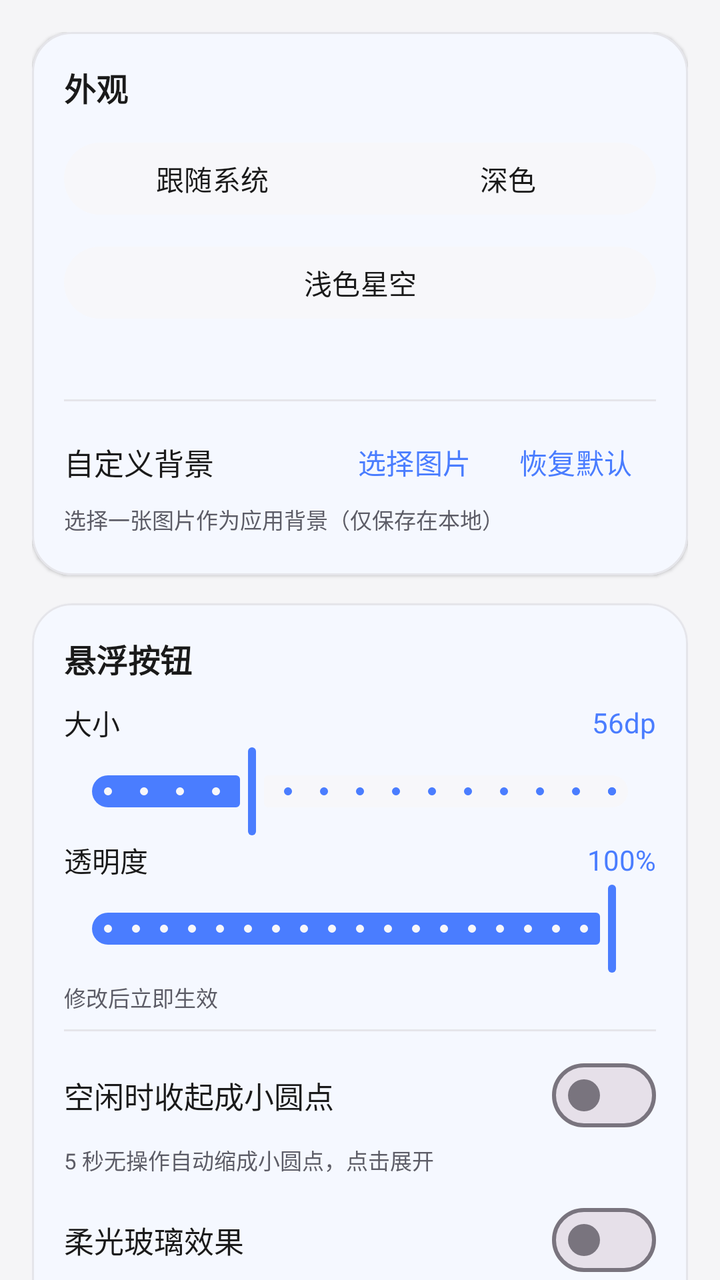
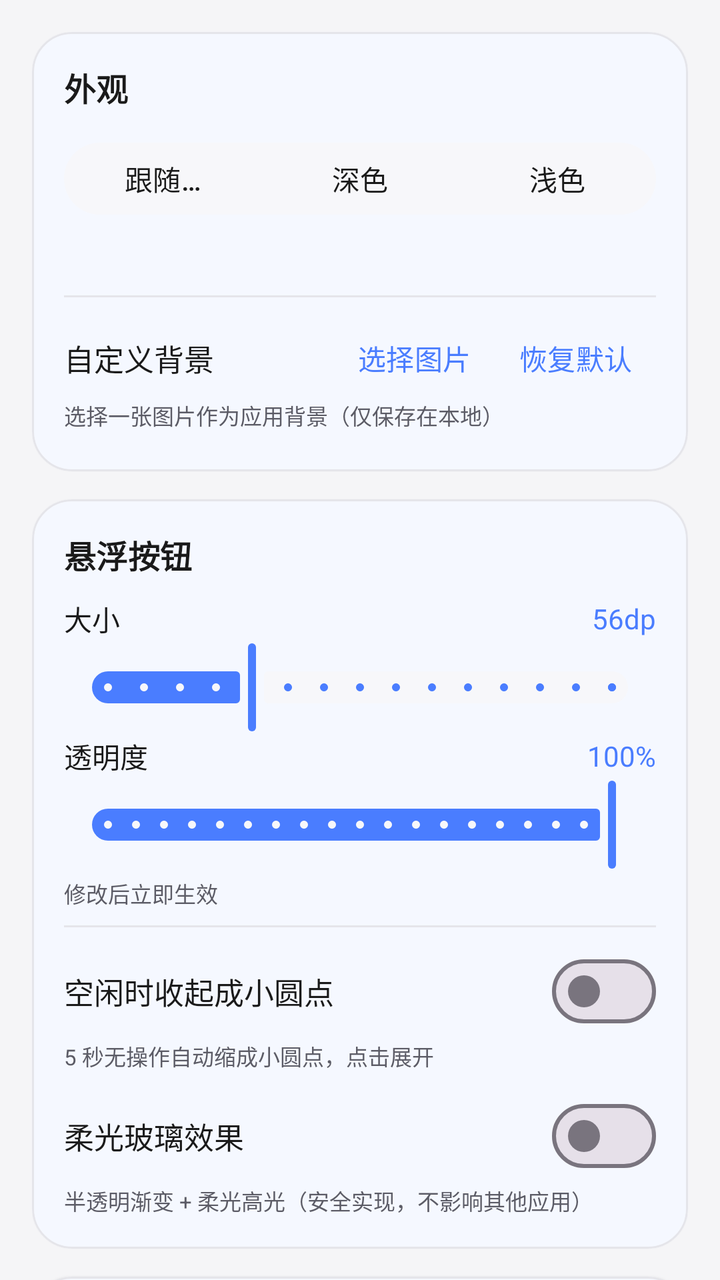

An Android layout rendered at two revisions. The XML below is the earlier revision; the diff shows what the commit changed to produce the second picture.
<!-- AndroidManifest.xml: activity theme Theme.NekoType -->
<!-- res/layout/activity_settings.xml -->
<?xml version="1.0" encoding="utf-8"?>
<androidx.core.widget.NestedScrollView xmlns:android="http://schemas.android.com/apk/res/android"
    xmlns:app="http://schemas.android.com/apk/res-auto"
    android:layout_width="match_parent"
    android:layout_height="match_parent"
    android:fillViewport="true"
    android:background="@drawable/bg_gradient_app">

    <LinearLayout
        android:layout_width="match_parent"
        android:layout_height="wrap_content"
        android:orientation="vertical"
        android:padding="16dp">

        
        <com.google.android.material.card.MaterialCardView
            android:layout_width="match_parent"
            android:layout_height="wrap_content"
            app:cardCornerRadius="20dp"
            app:cardElevation="1dp"
            app:strokeColor="?attr/colorOutlineVariant"
            app:strokeWidth="1dp"
            app:cardBackgroundColor="?attr/colorSurface">
            <LinearLayout
                android:layout_width="match_parent"
                android:layout_height="wrap_content"
                android:orientation="vertical"
                android:padding="16dp">
                <TextView
                    android:layout_width="wrap_content"
                    android:layout_height="wrap_content"
                    android:text="外观"
                    android:textSize="16sp"
                    android:textStyle="bold"
                    android:textColor="?attr/colorOnSurface"/>
                <com.google.android.material.button.MaterialButtonToggleGroup
                    android:id="@+id/themeGroup"
                    android:layout_width="match_parent"
                    android:layout_height="wrap_content"
                    app:singleSelection="true"
                    app:selectionRequired="true"
                    android:layout_marginTop="12dp">
                    <com.google.android.material.button.MaterialButton
                        android:id="@+id/btnThemeSystem"
                        style="@style/Widget.Material3.Button.TonalButton"
                        android:layout_width="0dp"
                        android:layout_height="wrap_content"
                        android:layout_weight="1"
                        android:minHeight="44dp"
                        android:text="跟随系统"/>
                    <com.google.android.material.button.MaterialButton
                        android:id="@+id/btnThemeDark"
                        style="@style/Widget.Material3.Button.TonalButton"
                        android:layout_width="0dp"
                        android:layout_height="wrap_content"
                        android:layout_weight="1"
                        android:minHeight="44dp"
                        android:text="深色"/>
                </com.google.android.material.button.MaterialButtonToggleGroup>
                <com.google.android.material.button.MaterialButtonToggleGroup
                    android:id="@+id/themeGroup2"
                    android:layout_width="match_parent"
                    android:layout_height="wrap_content"
                    app:singleSelection="true"
                    app:selectionRequired="false"
                    android:layout_marginTop="8dp">
                    <com.google.android.material.button.MaterialButton
                        android:id="@+id/btnThemeStar"
                        style="@style/Widget.Material3.Button.TonalButton"
                        android:layout_width="0dp"
                        android:layout_height="wrap_content"
                        android:layout_weight="1"
                        android:minHeight="44dp"
                        android:text="浅色星空"/>
                </com.google.android.material.button.MaterialButtonToggleGroup>
                <TextView
                    android:id="@+id/tvThemeHint"
                    android:layout_width="match_parent"
                    android:layout_height="wrap_content"
                    android:textSize="12sp"
                    android:textColor="?attr/colorOnSurfaceVariant"
                    android:layout_marginTop="8dp"/>

                <View
                    android:layout_width="match_parent"
                    android:layout_height="1dp"
                    android:background="?attr/colorOutlineVariant"
                    android:layout_marginTop="12dp"/>

                <LinearLayout
                    android:layout_width="match_parent"
                    android:layout_height="wrap_content"
                    android:orientation="horizontal"
                    android:gravity="center_vertical"
                    android:paddingTop="10dp">
                    <TextView
                        android:layout_width="0dp"
                        android:layout_height="wrap_content"
                        android:layout_weight="1"
                        android:text="自定义背景"
                        android:textSize="15sp"
                        android:textColor="?attr/colorOnSurface"/>
                    <com.google.android.material.button.MaterialButton
                        android:id="@+id/btnPickBg"
                        style="@style/Widget.Material3.Button.TextButton"
                        android:layout_width="wrap_content"
                        android:layout_height="wrap_content"
                        android:minWidth="0dp"
                        android:minHeight="0dp"
                        android:text="选择图片"/>
                    <com.google.android.material.button.MaterialButton
                        android:id="@+id/btnClearBg"
                        style="@style/Widget.Material3.Button.TextButton"
                        android:layout_width="wrap_content"
                        android:layout_height="wrap_content"
                        android:minWidth="0dp"
                        android:minHeight="0dp"
                        android:text="恢复默认"/>
                </LinearLayout>
                <TextView
                    android:layout_width="match_parent"
                    android:layout_height="wrap_content"
                    android:text="选择一张图片作为应用背景（仅保存在本地）"
                    android:textSize="11sp"
                    android:textColor="?attr/colorOnSurfaceVariant"
                    android:paddingBottom="4dp"/>
            </LinearLayout>
        </com.google.android.material.card.MaterialCardView>

        
        <com.google.android.material.card.MaterialCardView
            android:layout_width="match_parent"
            android:layout_height="wrap_content"
            app:cardCornerRadius="20dp"
            app:cardElevation="1dp"
            app:strokeColor="?attr/colorOutlineVariant"
            app:strokeWidth="1dp"
            app:cardBackgroundColor="?attr/colorSurface"
            android:layout_marginTop="14dp">
            <LinearLayout
                android:layout_width="match_parent"
                android:layout_height="wrap_content"
                android:orientation="vertical"
                android:padding="16dp">
                <TextView
                    android:layout_width="wrap_content"
                    android:layout_height="wrap_content"
                    android:text="悬浮按钮"
                    android:textSize="16sp"
                    android:textStyle="bold"
                    android:textColor="?attr/colorOnSurface"/>

                <LinearLayout
                    android:layout_width="match_parent"
                    android:layout_height="wrap_content"
                    android:orientation="horizontal"
                    android:gravity="center_vertical"
                    android:layout_marginTop="10dp">
                    <TextView
                        android:layout_width="0dp"
                        android:layout_height="wrap_content"
                        android:layout_weight="1"
                        android:text="大小"
                        android:textSize="14sp"
                        android:textColor="?attr/colorOnSurface"/>
                    <TextView
                        android:id="@+id/tvFabSize"
                        android:layout_width="wrap_content"
                        android:layout_height="wrap_content"
                        android:text="56dp"
                        android:textSize="14sp"
                        android:textColor="?attr/colorPrimary"/>
                </LinearLayout>
                <com.google.android.material.slider.Slider
                    android:id="@+id/slFabSize"
                    android:layout_width="match_parent"
                    android:layout_height="wrap_content"
                    android:valueFrom="40"
                    android:valueTo="96"
                    android:stepSize="4"
                    android:value="56"/>

                <LinearLayout
                    android:layout_width="match_parent"
                    android:layout_height="wrap_content"
                    android:orientation="horizontal"
                    android:gravity="center_vertical">
                    <TextView
                        android:layout_width="0dp"
                        android:layout_height="wrap_content"
                        android:layout_weight="1"
                        android:text="透明度"
                        android:textSize="14sp"
                        android:textColor="?attr/colorOnSurface"/>
                    <TextView
                        android:id="@+id/tvFabOpacity"
                        android:layout_width="wrap_content"
                        android:layout_height="wrap_content"
                        android:text="100%"
                        android:textSize="14sp"
                        android:textColor="?attr/colorPrimary"/>
                </LinearLayout>
                <com.google.android.material.slider.Slider
                    android:id="@+id/slFabOpacity"
                    android:layout_width="match_parent"
                    android:layout_height="wrap_content"
                    android:valueFrom="10"
                    android:valueTo="100"
                    android:stepSize="5"
                    android:value="100"/>

                <TextView
                    android:layout_width="match_parent"
                    android:layout_height="wrap_content"
                    android:text="修改后立即生效"
                    android:textSize="11sp"
                    android:textColor="?attr/colorOnSurfaceVariant"
                    android:layout_marginTop="2dp"/>

                <View
                    android:layout_width="match_parent"
                    android:layout_height="1dp"
                    android:background="?attr/colorOutlineVariant"
                    android:layout_marginTop="8dp"/>

                <LinearLayout
                    android:layout_width="match_parent"
                    android:layout_height="wrap_content"
                    android:orientation="horizontal"
                    android:gravity="center_vertical"
                    android:paddingTop="8dp">
                    <TextView
                        android:layout_width="0dp"
                        android:layout_height="wrap_content"
                        android:layout_weight="1"
                        android:text="空闲时收起成小圆点"
                        android:textSize="15sp"
                        android:textColor="?attr/colorOnSurface"/>
                    <com.google.android.material.materialswitch.MaterialSwitch
                        android:id="@+id/swFabCollapse"
                        android:layout_width="wrap_content"
                        android:layout_height="wrap_content"/>
                </LinearLayout>
                <TextView
                    android:layout_width="match_parent"
                    android:layout_height="wrap_content"
                    android:text="5 秒无操作自动缩成小圆点，点击展开"
                    android:textSize="11sp"
                    android:textColor="?attr/colorOnSurfaceVariant"/>

                <LinearLayout
                    android:layout_width="match_parent"
                    android:layout_height="wrap_content"
                    android:orientation="horizontal"
                    android:gravity="center_vertical"
                    android:paddingTop="8dp">
                    <TextView
                        android:layout_width="0dp"
                        android:layout_height="wrap_content"
                        android:layout_weight="1"
                        android:text="柔光玻璃效果"
                        android:textSize="15sp"
                        android:textColor="?attr/colorOnSurface"/>
                    <com.google.android.material.materialswitch.MaterialSwitch
                        android:id="@+id/swFabGlass"
                        android:layout_width="wrap_content"
                        android:layout_height="wrap_content"/>
                </LinearLayout>
                <TextView
                    android:layout_width="match_parent"
                    android:layout_height="wrap_content"
                    android:text="半透明渐变 + 柔光高光（安全实现，不影响其他应用）"
                    android:textSize="11sp"
                    android:textColor="?attr/colorOnSurfaceVariant"/>
            </LinearLayout>
        </com.google.android.material.card.MaterialCardView>

        
        <com.google.android.material.card.MaterialCardView
            android:layout_width="match_parent"
            android:layout_height="wrap_content"
            app:cardCornerRadius="20dp"
            app:cardElevation="1dp"
            app:strokeColor="?attr/colorOutlineVariant"
            app:strokeWidth="1dp"
            app:cardBackgroundColor="?attr/colorSurface"
            android:layout_marginTop="14dp">
            <LinearLayout
                android:layout_width="match_parent"
                android:layout_height="wrap_content"
                android:orientation="vertical"
                android:paddingStart="16dp"
                android:paddingEnd="16dp"
                android:paddingTop="12dp"
                android:paddingBottom="10dp">
                <TextView
                    android:layout_width="wrap_content"
                    android:layout_height="wrap_content"
                    android:text="高级"
                    android:textSize="16sp"
                    android:textStyle="bold"
                    android:textColor="?attr/colorOnSurface"
                    android:paddingBottom="4dp"/>
                <LinearLayout
                    android:layout_width="match_parent"
                    android:layout_height="wrap_content"
                    android:orientation="horizontal"
                    android:gravity="center_vertical"
                    android:paddingTop="6dp"
                    android:paddingBottom="6dp">
                    <TextView
                        android:layout_width="0dp"
                        android:layout_height="wrap_content"
                        android:layout_weight="1"
                        android:text="开机自启"
                        android:textSize="15sp"
                        android:textColor="?attr/colorOnSurface"/>
                    <com.google.android.material.materialswitch.MaterialSwitch
                        android:id="@+id/swAutoStart"
                        android:layout_width="wrap_content"
                        android:layout_height="wrap_content"/>
                </LinearLayout>
                <TextView
                    android:layout_width="match_parent"
                    android:layout_height="wrap_content"
                    android:text="开机后自动拉起悬浮服务（需开启服务后生效）"
                    android:textSize="11sp"
                    android:textColor="?attr/colorOnSurfaceVariant"/>
            </LinearLayout>
        </com.google.android.material.card.MaterialCardView>

        
        <com.google.android.material.card.MaterialCardView
            android:layout_width="match_parent"
            android:layout_height="wrap_content"
            app:cardCornerRadius="20dp"
            app:cardElevation="1dp"
            app:strokeColor="?attr/colorOutlineVariant"
            app:strokeWidth="1dp"
            app:cardBackgroundColor="?attr/colorSurface"
            android:layout_marginTop="14dp">
            <LinearLayout
                android:layout_width="match_parent"
                android:layout_height="wrap_content"
                android:orientation="vertical"
                android:padding="16dp">
                <TextView
                    android:layout_width="wrap_content"
                    android:layout_height="wrap_content"
                    android:text="每日统计"
                    android:textSize="16sp"
                    android:textStyle="bold"
                    android:textColor="?attr/colorOnSurface"/>
                <TextView
                    android:id="@+id/tvStatsDaily"
                    android:layout_width="match_parent"
                    android:layout_height="wrap_content"
                    android:textSize="13sp"
                    android:textColor="?attr/colorOnSurfaceVariant"
                    android:lineSpacingExtra="4dp"
                    android:layout_marginTop="8dp"
                    android:textIsSelectable="true"/>
            </LinearLayout>
        </com.google.android.material.card.MaterialCardView>

        
        <com.google.android.material.card.MaterialCardView
            android:layout_width="match_parent"
            android:layout_height="wrap_content"
            app:cardCornerRadius="20dp"
            app:cardElevation="1dp"
            app:strokeColor="?attr/colorOutlineVariant"
            app:strokeWidth="1dp"
            app:cardBackgroundColor="?attr/colorSurface"
            android:layout_marginTop="14dp">
            <LinearLayout
                android:layout_width="match_parent"
                android:layout_height="wrap_content"
                android:orientation="vertical"
                android:padding="16dp">
                <TextView
                    android:layout_width="wrap_content"
                    android:layout_height="wrap_content"
                    android:text="数据"
                    android:textSize="16sp"
                    android:textStyle="bold"
                    android:textColor="?attr/colorOnSurface"/>
                <LinearLayout
                    android:layout_width="match_parent"
                    android:layout_height="wrap_content"
                    android:orientation="horizontal"
                    android:layout_marginTop="10dp">
                    <com.google.android.material.button.MaterialButton
                        android:id="@+id/btnExportConfig"
                        style="@style/Widget.Material3.Button.TonalButton"
                        android:layout_width="0dp"
                        android:layout_height="wrap_content"
                        android:layout_weight="1"
                        android:layout_marginEnd="6dp"
                        android:minHeight="44dp"
                        android:textSize="13sp"
                        android:text="导出配置"/>
                    <com.google.android.material.button.MaterialButton
                        android:id="@+id/btnImportConfig"
                        style="@style/Widget.Material3.Button.TonalButton"
                        android:layout_width="0dp"
                        android:layout_height="wrap_content"
                        android:layout_weight="1"
                        android:layout_marginStart="6dp"
                        android:minHeight="44dp"
                        android:textSize="13sp"
                        android:text="导入配置"/>
                </LinearLayout>
                <TextView
                    android:layout_width="match_parent"
                    android:layout_height="wrap_content"
                    android:text="导出全部规则与设置（分享/换机），导入后立即生效"
                    android:textSize="11sp"
                    android:textColor="?attr/colorOnSurfaceVariant"
                    android:layout_marginTop="6dp"/>
            </LinearLayout>
        </com.google.android.material.card.MaterialCardView>

        
        <com.google.android.material.card.MaterialCardView
            android:layout_width="match_parent"
            android:layout_height="wrap_content"
            app:cardCornerRadius="20dp"
            app:cardElevation="1dp"
            app:strokeColor="?attr/colorOutlineVariant"
            app:strokeWidth="1dp"
            app:cardBackgroundColor="?attr/colorSurface"
            android:layout_marginTop="14dp">
            <LinearLayout
                android:layout_width="match_parent"
                android:layout_height="wrap_content"
                android:orientation="vertical"
                android:padding="16dp">
                <TextView
                    android:layout_width="wrap_content"
                    android:layout_height="wrap_content"
                    android:text="应用黑名单"
                    android:textSize="16sp"
                    android:textStyle="bold"
                    android:textColor="?attr/colorOnSurface"/>
                <TextView
                    android:layout_width="match_parent"
                    android:layout_height="wrap_content"
                    android:text="黑名单内的应用不自动篡改（强制篡改键盘 / 静默修改自动注入不生效），悬浮球手动不受限"
                    android:textSize="11sp"
                    android:textColor="?attr/colorOnSurfaceVariant"
                    android:layout_marginTop="4dp"/>
                <com.google.android.material.button.MaterialButton
                    android:id="@+id/btnBlacklist"
                    style="@style/Widget.Material3.Button.TonalButton"
                    android:layout_width="match_parent"
                    android:layout_height="wrap_content"
                    android:layout_marginTop="10dp"
                    android:minHeight="44dp"
                    android:textSize="13sp"
                    android:text="管理应用黑名单"/>
            </LinearLayout>
        </com.google.android.material.card.MaterialCardView>

        
        <com.google.android.material.card.MaterialCardView
            android:layout_width="match_parent"
            android:layout_height="wrap_content"
            app:cardCornerRadius="20dp"
            app:cardElevation="1dp"
            app:strokeColor="?attr/colorOutlineVariant"
            app:strokeWidth="1dp"
            app:cardBackgroundColor="?attr/colorSurface"
            android:layout_marginTop="14dp">
            <LinearLayout
                android:layout_width="match_parent"
                android:layout_height="wrap_content"
                android:orientation="vertical"
                android:padding="16dp">
                <TextView
                    android:layout_width="wrap_content"
                    android:layout_height="wrap_content"
                    android:text="详细信息"
                    android:textSize="16sp"
                    android:textStyle="bold"
                    android:textColor="?attr/colorOnSurface"/>
                <TextView
                    android:id="@+id/tvDetails"
                    android:layout_width="match_parent"
                    android:layout_height="wrap_content"
                    android:textSize="13sp"
                    android:textColor="?attr/colorOnSurfaceVariant"
                    android:lineSpacingExtra="4dp"
                    android:layout_marginTop="8dp"
                    android:textIsSelectable="true"/>
            </LinearLayout>
        </com.google.android.material.card.MaterialCardView>

        
        <com.google.android.material.card.MaterialCardView
            android:layout_width="match_parent"
            android:layout_height="wrap_content"
            app:cardCornerRadius="20dp"
            app:cardElevation="1dp"
            app:strokeColor="?attr/colorOutlineVariant"
            app:strokeWidth="1dp"
            app:cardBackgroundColor="?attr/colorSurface"
            android:layout_marginTop="14dp">
            <LinearLayout
                android:layout_width="match_parent"
                android:layout_height="wrap_content"
                android:orientation="vertical"
                android:padding="16dp">
                <TextView
                    android:layout_width="wrap_content"
                    android:layout_height="wrap_content"
                    android:text="版本信息"
                    android:textSize="16sp"
                    android:textStyle="bold"
                    android:textColor="?attr/colorOnSurface"/>
                <TextView
                    android:id="@+id/tvVersion"
                    android:layout_width="match_parent"
                    android:layout_height="wrap_content"
                    android:textSize="13sp"
                    android:textColor="?attr/colorOnSurfaceVariant"
                    android:lineSpacingExtra="4dp"
                    android:layout_marginTop="8dp"
                    android:textIsSelectable="true"/>
            </LinearLayout>
        </com.google.android.material.card.MaterialCardView>

        
        <com.google.android.material.card.MaterialCardView
            android:layout_width="match_parent"
            android:layout_height="wrap_content"
            app:cardCornerRadius="20dp"
            app:cardElevation="1dp"
            app:strokeColor="?attr/colorOutlineVariant"
            app:strokeWidth="1dp"
            app:cardBackgroundColor="?attr/colorSurface"
            android:layout_marginTop="14dp">
            <LinearLayout
                android:layout_width="match_parent"
                android:layout_height="wrap_content"
                android:orientation="vertical"
                android:padding="16dp">
                <TextView
                    android:layout_width="wrap_content"
                    android:layout_height="wrap_content"
                    android:text="关于"
                    android:textSize="16sp"
                    android:textStyle="bold"
                    android:textColor="?attr/colorOnSurface"/>
                <TextView
                    android:layout_width="match_parent"
                    android:layout_height="wrap_content"
                    android:textSize="14sp"
                    android:textColor="?attr/colorOnSurfaceVariant"
                    android:lineSpacingExtra="6dp"
                    android:layout_marginTop="8dp"
                    android:text="QQ 频道：pd43973125\n邮箱：TR114512@qq.com"
                    android:textIsSelectable="true"/>
                <TextView
                    android:layout_width="match_parent"
                    android:layout_height="wrap_content"
                    android:textSize="12sp"
                    android:textColor="?attr/colorOnSurfaceVariant"
                    android:lineSpacingExtra="5dp"
                    android:layout_marginTop="10dp"
                    android:text="开源协议：BSD 2-Clause License（BSD-2-Clause）\nCopyright (c) 2026, Yukstarlight\n详见项目 LICENSE 文件。"
                    android:textIsSelectable="true"/>
            </LinearLayout>
        </com.google.android.material.card.MaterialCardView>

        
        <com.google.android.material.card.MaterialCardView
            android:layout_width="match_parent"
            android:layout_height="wrap_content"
            app:cardCornerRadius="20dp"
            app:cardElevation="1dp"
            app:strokeColor="?attr/colorOutlineVariant"
            app:strokeWidth="1dp"
            app:cardBackgroundColor="?attr/colorSurface"
            android:layout_marginTop="14dp">
            <LinearLayout
                android:layout_width="match_parent"
                android:layout_height="wrap_content"
                android:orientation="vertical"
                android:padding="16dp">
                <TextView
                    android:layout_width="wrap_content"
                    android:layout_height="wrap_content"
                    android:text="支持与反馈"
                    android:textSize="16sp"
                    android:textStyle="bold"
                    android:textColor="?attr/colorOnSurface"/>

                <TextView
                    android:layout_width="wrap_content"
                    android:layout_height="wrap_content"
                    android:text="赞助支持（点按可放大）"
                    android:textSize="12sp"
                    android:textColor="?attr/colorOnSurfaceVariant"
                    android:layout_marginTop="10dp"/>
                <ImageView
                    android:id="@+id/ivSponsorQr"
                    android:layout_width="150dp"
                    android:layout_height="150dp"
                    android:layout_gravity="center_horizontal"
                    android:src="@drawable/sponsor_qr"
                    android:scaleType="fitCenter"
                    android:background="@drawable/bg_qr_frame"
                    android:padding="8dp"
                    android:foreground="?attr/selectableItemBackground"
                    android:layout_marginTop="6dp"/>

                <com.google.android.material.button.MaterialButton
                    android:id="@+id/btnFeedback"
                    style="@style/Widget.Material3.Button.TonalButton"
                    android:layout_width="match_parent"
                    android:layout_height="wrap_content"
                    android:layout_marginTop="12dp"
                    android:minHeight="46dp"
                    android:text="意见反馈"
                    android:textSize="13sp"/>

                <LinearLayout
                    android:layout_width="match_parent"
                    android:layout_height="wrap_content"
                    android:orientation="horizontal"
                    android:gravity="center_vertical"
                    android:paddingTop="8dp"
                    android:paddingBottom="4dp">
                    <TextView
                        android:layout_width="0dp"
                        android:layout_height="wrap_content"
                        android:layout_weight="1"
                        android:text="QQ 频道：pd43973125"
                        android:textSize="14sp"
                        android:textColor="?attr/colorOnSurface"/>
                    <com.google.android.material.button.MaterialButton
                        android:id="@+id/btnCopyGroup"
                        style="@style/Widget.Material3.Button.TextButton"
                        android:layout_width="wrap_content"
                        android:layout_height="wrap_content"
                        android:minWidth="0dp"
                        android:minHeight="0dp"
                        android:text="复制频道号"/>
                </LinearLayout>
            </LinearLayout>
        </com.google.android.material.card.MaterialCardView>

        
        <com.google.android.material.card.MaterialCardView
            android:layout_width="match_parent"
            android:layout_height="wrap_content"
            app:cardCornerRadius="20dp"
            app:cardElevation="1dp"
            app:strokeColor="?attr/colorOutlineVariant"
            app:strokeWidth="1dp"
            app:cardBackgroundColor="?attr/colorSurface"
            android:layout_marginTop="14dp">
            <LinearLayout
                android:layout_width="match_parent"
                android:layout_height="wrap_content"
                android:orientation="vertical"
                android:padding="16dp">
                <TextView
                    android:layout_width="wrap_content"
                    android:layout_height="wrap_content"
                    android:text="隐私政策"
                    android:textSize="16sp"
                    android:textStyle="bold"
                    android:textColor="?attr/colorOnSurface"/>
                <TextView
                    android:layout_width="match_parent"
                    android:layout_height="wrap_content"
                    android:textSize="12sp"
                    android:textColor="?attr/colorOnSurfaceVariant"
                    android:lineSpacingExtra="5dp"
                    android:layout_marginTop="8dp"
                    android:text="本应用（NekoType）高度重视你的隐私，特此说明：\n\n1. 本地处理：所有消息文本的读取、变换、发送均在设备本地完成，应用不联网、不上传、不存储任何输入内容。\n\n2. 权限用途：\n· 无障碍：仅用于读取当前输入框文本、执行文本替换与触发发送；不读取密码框（系统对密码框本身不向无障碍服务暴露内容）。\n· 悬浮窗：用于显示悬浮按钮。\n· 电池优化：用于保持服务后台常驻。\n· 设备管理员 / Shizuku / Root：可选项，仅在你主动授权后用于执行系统命令（如电池优化白名单）。\n\n3. 第三方：本应用不含任何第三方统计、广告或追踪 SDK。\n\n4. 撤销权限：你可在系统设置中随时撤销任何已授予的权限。\n\n5. 联系方式：TR114512@qq.com"
                    android:textIsSelectable="true"/>
            </LinearLayout>
        </com.google.android.material.card.MaterialCardView>
    </LinearLayout>
</androidx.core.widget.NestedScrollView>
<!-- resources referenced by this layout -->
<resources>
  <!-- drawable bg_gradient_app (drawable) -->
  <?xml version="1.0" encoding="utf-8"?>
  <shape xmlns:android="http://schemas.android.com/apk/res/android"
      android:shape="rectangle">
      <solid android:color="@color/bg_0"/>
  </shape>
  <!-- drawable bg_qr_frame (drawable) -->
  <?xml version="1.0" encoding="utf-8"?>
  <shape xmlns:android="http://schemas.android.com/apk/res/android"
      android:shape="rectangle">
      <solid android:color="#FFFFFF"/>
      <corners android:radius="12dp"/>
  </shape>
  <!-- drawable sponsor_qr: jpg bitmap (drawable-nodpi, 65759 bytes) -->
  <style name="Theme.NekoType" parent="Theme.Material3.DayNight">
          <item name="colorPrimary">@color/accent_blue</item>
          <item name="colorOnPrimary">@color/md_theme_onPrimary</item>
          <item name="colorPrimaryContainer">@color/glass_strong</item>
          <item name="colorOnPrimaryContainer">@color/fg_0</item>
          <item name="colorSecondary">@color/accent_purple</item>
          <item name="colorOnSecondary">@color/md_theme_onPrimary</item>
          <item name="colorSecondaryContainer">@color/glass_strong</item>
          <item name="colorOnSecondaryContainer">@color/fg_0</item>
          <item name="colorSurface">@color/bg_1</item>
          <item name="colorOnSurface">@color/fg_0</item>
          <item name="colorOnSurfaceVariant">@color/fg_1</item>
          <item name="colorOutlineVariant">@color/border_glass</item>
          
          <item name="android:windowBackground">@android:color/transparent</item>
          <item name="android:windowDisablePreview">true</item>
          <item name="android:statusBarColor">@color/bg_0</item>
          <item name="android:navigationBarColor">@color/bg_0</item>
          <item name="android:windowLightStatusBar">@bool/light_status_bar</item>
          <item name="android:windowAnimationStyle">@style/NekoWindowAnim</item>
      </style>
  <color name="bg_0">#F5F5F7</color>
  <color name="accent_blue">#4A7DFF</color>
  <color name="md_theme_onPrimary">#FFFFFF</color>
  <color name="glass_strong">#F7F7FA</color>
  <color name="fg_0">#1A1A1A</color>
  <color name="accent_purple">#9B6CFF</color>
  <color name="bg_1">#FFFFFF</color>
  <color name="fg_1">#5C5C66</color>
  <color name="border_glass">#E5E5EA</color>
  <style name="NekoWindowAnim" parent="@android:style/Animation.Activity">
          <item name="android:activityCloseExitAnimation">@null</item>
      </style>
</resources>

<!-- the commit's change to res/layout/activity_settings.xml (unified diff, before → after) -->
@@ -56,22 +56,14 @@
                         android:layout_weight="1"
                         android:minHeight="44dp"
                         android:text="深色"/>
-                </com.google.android.material.button.MaterialButtonToggleGroup>
-                <com.google.android.material.button.MaterialButtonToggleGroup
-                    android:id="@+id/themeGroup2"
-                    android:layout_width="match_parent"
-                    android:layout_height="wrap_content"
-                    app:singleSelection="true"
-                    app:selectionRequired="false"
-                    android:layout_marginTop="8dp">
-                    <com.google.android.material.button.MaterialButton
-                        android:id="@+id/btnThemeStar"
+                    <com.google.android.material.button.MaterialButton
+                        android:id="@+id/btnThemeLight"
                         style="@style/Widget.Material3.Button.TonalButton"
                         android:layout_width="0dp"
                         android:layout_height="wrap_content"
                         android:layout_weight="1"
                         android:minHeight="44dp"
-                        android:text="浅色星空"/>
+                        android:text="浅色"/>
                 </com.google.android.material.button.MaterialButtonToggleGroup>
                 <TextView
                     android:id="@+id/tvThemeHint"
@@ -560,15 +552,6 @@
                     android:lineSpacingExtra="6dp"
                     android:layout_marginTop="8dp"
                     android:text="QQ 频道：pd43973125\n邮箱：TR114512@qq.com"
-                    android:textIsSelectable="true"/>
-                <TextView
-                    android:layout_width="match_parent"
-                    android:layout_height="wrap_content"
-                    android:textSize="12sp"
-                    android:textColor="?attr/colorOnSurfaceVariant"
-                    android:lineSpacingExtra="5dp"
-                    android:layout_marginTop="10dp"
-                    android:text="开源协议：BSD 2-Clause License（BSD-2-Clause）\nCopyright (c) 2026, Yukstarlight\n详见项目 LICENSE 文件。"
                     android:textIsSelectable="true"/>
             </LinearLayout>
         </com.google.android.material.card.MaterialCardView>
@@ -646,7 +629,7 @@
                         android:layout_height="wrap_content"
                         android:minWidth="0dp"
                         android:minHeight="0dp"
-                        android:text="复制频道号"/>
+                        android:text="复制群号"/>
                 </LinearLayout>
             </LinearLayout>
         </com.google.android.material.card.MaterialCardView>
<!-- resource entries referenced after the edit -->
@@ -28,8 +28,7 @@
           <item name="colorOnSurfaceVariant">@color/fg_1</item>
           <item name="colorOutlineVariant">@color/border_glass</item>
           
-          <item name="android:windowBackground">@android:color/transparent</item>
-          <item name="android:windowDisablePreview">true</item>
+          <item name="android:windowBackground">@color/bg_0</item>
           <item name="android:statusBarColor">@color/bg_0</item>
           <item name="android:navigationBarColor">@color/bg_0</item>
           <item name="android:windowLightStatusBar">@bool/light_status_bar</item>
